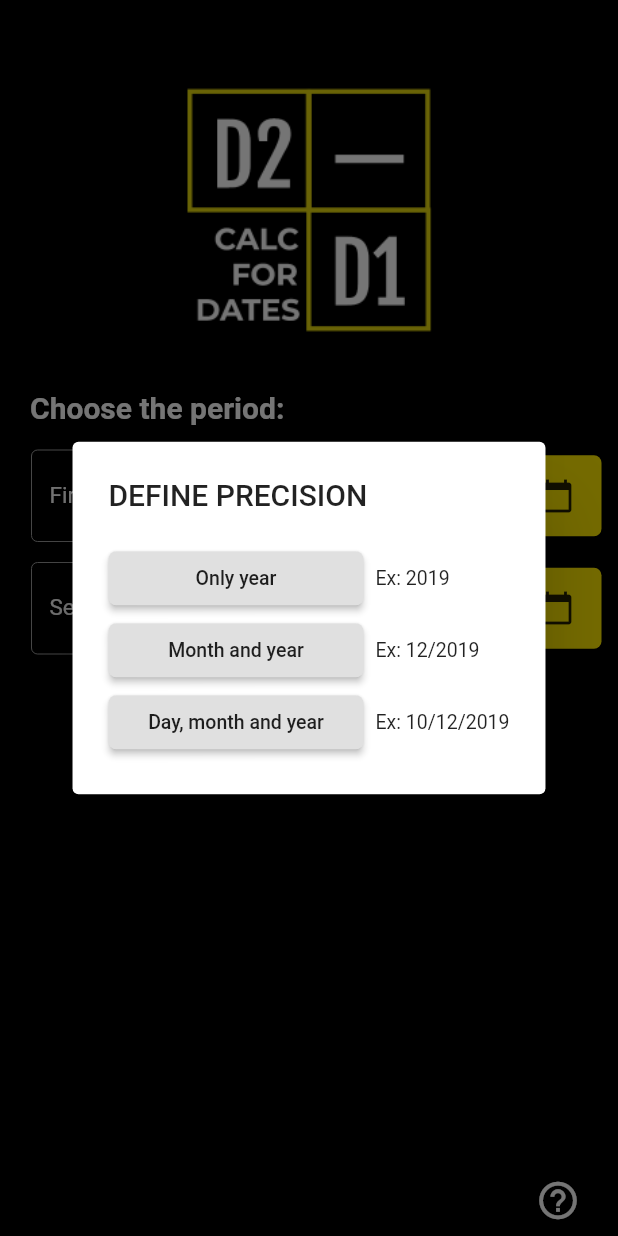
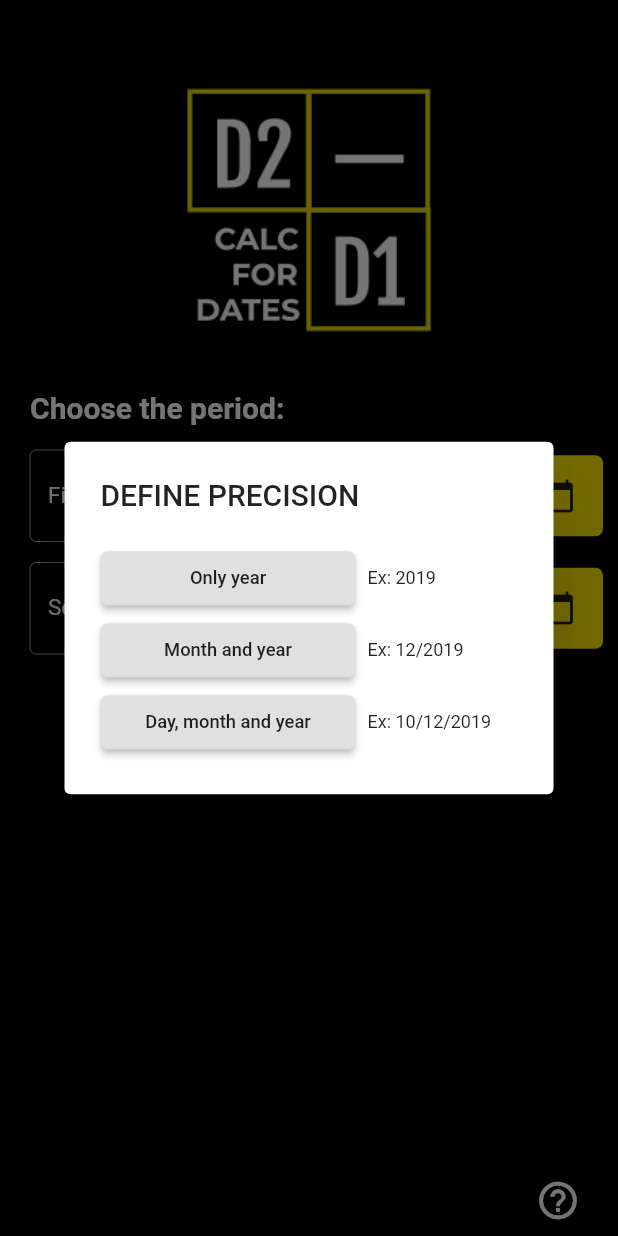
Before and after one commit to caiodepaulasilva/CalcDate, a Flutter app: the screen it shows after launch, after a tap on the "calendar today" icon, on a phone screen of 412 x 824 dp. Run offline on Flutter 3.47's test engine with Material 2 defaults, Android fonts, the phone set to English and light mode, and no system bars; our stand-ins replace font_awesome_flutter; missing offline and left inert: flutter_cupertino_date_picker.

Commit message:
novo formato de entrada

```diff
--- a/lib/language/en.json
+++ b/lib/language/en.json
@@ -25,5 +25,5 @@
     "Button 1 - DialogIdiom": "English",
     "Button 2 - DialogIdiom": "Portuguese",
     "Text - TitleAbout": "ABOUT",
-    "Text - DialogAbout": "In this application, we want to offer every several feature so you can manipulate and calculate dates.Enjoy! And thank you!"
+    "Text - DialogAbout": "In this application, we want to offer every several feature so you can manipulate and calculate dates.Enjoy! And thanks."
 }
--- a/lib/language/pt.json
+++ b/lib/language/pt.json
@@ -25,5 +25,5 @@
     "Button 1 - DialogIdiom": "Inglês",
     "Button 2 - DialogIdiom": "Português",
     "Text - TitleAbout": "SOBRE",
-    "Text - DialogAbout": "Nesta aplicação, queremos oferecer todos os recursos para que você possa manipular e calcular datas. Aprecie!\nE obrigado!"
+    "Text - DialogAbout": "Nesta aplicação, queremos oferecer diversos recursos para que você possa manipular e calcular datas. Aprecie! E obrigado."
 }
--- a/lib/pages/components/calculate.dart
+++ b/lib/pages/components/calculate.dart
@@ -5,11 +5,13 @@ import 'package:dateCalculator/localization/localizations.dart';
 class Calculate extends StatelessWidget {
   final DateTime firstDate;
   final DateTime secondDate;
+  final bool state;
   final List<int> resultados = List<int>();
 
-  Calculate(DateTime firstDate, DateTime secondDate)
+  Calculate(DateTime firstDate, DateTime secondDate, bool state)
       : this.firstDate = firstDate,
-        this.secondDate = secondDate;
+        this.secondDate = secondDate,
+        this.state = state;
 
   @override
   Widget build(BuildContext context) {
@@ -143,11 +145,13 @@ class Calculate extends StatelessWidget {
                 color: Colors.yellowAccent[400],
                 splashColor: Colors.limeAccent[300],
                 onPressed: () {
-                  Navigator.push(
-                      context,
-                      MaterialPageRoute(
-                          builder: (contexto) =>
-                              ResultPage(results: calcular())));
+                  if (state) {
+                    Navigator.push(
+                        context,
+                        MaterialPageRoute(
+                            builder: (contexto) =>
+                                ResultPage(results: calcular())));
+                  } else {}
                 },
                 child: Text(
                     MyLocalizations.of(context).trans('Button - HomePage'),
--- a/lib/pages/components/inputDate.dart
+++ b/lib/pages/components/inputDate.dart
@@ -20,6 +20,7 @@ class _InputDateState extends State<InputDate> {
   int precision2;
   final inputDate1 = TextEditingController();
   final inputDate2 = TextEditingController();
+  bool calculateEnabled = false;
 
   void initState() {
     super.initState();
@@ -50,15 +51,21 @@ class _InputDateState extends State<InputDate> {
 
     return Column(
       children: <Widget>[
-        Row(
+        Padding(
+          padding: EdgeInsets.symmetric(horizontal: 10),
+          child: Row(
             mainAxisAlignment: MainAxisAlignment.center,
             crossAxisAlignment: CrossAxisAlignment.center,
             children: <Widget>[
-            Container(
+              Expanded(
+                flex: 2,
+                child: Container(
                   alignment: Alignment.bottomCenter,
                   margin: EdgeInsets.symmetric(vertical: 0.0, horizontal: 10.0),
-              width: 310,
+                  width: 30,
                   child: TextField(
+                    autofocus: false,
+                    readOnly: true,
                     textInputAction: TextInputAction.done,
                     scrollPadding: EdgeInsets.all(110),
                     keyboardAppearance: Brightness.dark,
@@ -71,8 +78,13 @@ class _InputDateState extends State<InputDate> {
                     decoration: InputDecoration(
                       suffixIcon: IconButton(
                         onPressed: () {
-                      WidgetsBinding.instance
-                          .addPostFrameCallback((_) => inputDate1.clear());
+                          WidgetsBinding.instance.addPostFrameCallback((_) {
+                            setState(() {
+                              date1 = date1;
+                              inputDate1.clear();
+                              calculateEnabled = false;
+                            });
+                          });
                         },
                         icon: Icon(
                           Icons.close,
@@ -83,14 +95,16 @@ class _InputDateState extends State<InputDate> {
                         borderSide:
                             const BorderSide(color: Colors.grey, width: 0.0),
                       ),
-                  labelStyle: TextStyle(fontSize: 15.0, color: Colors.white),
+                      labelStyle:
+                          TextStyle(fontSize: 15.0, color: Colors.white),
                       border: const OutlineInputBorder(
-                      borderSide:
-                          const BorderSide(color: Colors.white, width: 0.0)),
+                          borderSide: const BorderSide(
+                              color: Colors.white, width: 0.0)),
                       labelText: MyLocalizations.of(context)
                           .trans("EntryDate 1 - HomePage"),
                     ),
                     textAlign: TextAlign.start,
+                  ),
                 ),
               ),
               Container(
@@ -115,22 +129,32 @@ class _InputDateState extends State<InputDate> {
                         precision1 = Map.castFrom(choiceMenu)['precision'];
 
                         inputDate1.text = textController(date1, precision1);
+
+                        if (inputDate2.text.length != 0 &&
+                            inputDate1.text.length != 0) {
+                          calculateEnabled = true;
+                        }
                       }
                     }),
               ),
             ],
           ),
-        Row(
+        ),
+        Padding(
+          padding: EdgeInsets.symmetric(horizontal: 10),
+          child: Row(
             mainAxisAlignment: MainAxisAlignment.center,
             crossAxisAlignment: CrossAxisAlignment.center,
             children: <Widget>[
-            Container(
+              Expanded(
+                flex: 2,
+                child: Container(
                   alignment: Alignment.bottomCenter,
                   margin: EdgeInsets.symmetric(vertical: 0.0, horizontal: 10.0),
                   width: 310,
                   child: TextField(
-                // toolbarOptions: ToolbarOptions(
-                //     copy: false, paste: false, selectAll: true, cut: false),
+                    readOnly: true,
+                    autofocus: false,
                     textInputAction: TextInputAction.done,
                     scrollPadding: EdgeInsets.all(110),
                     cursorColor: Colors.white,
@@ -144,8 +168,13 @@ class _InputDateState extends State<InputDate> {
                     decoration: InputDecoration(
                       suffixIcon: IconButton(
                         onPressed: () {
-                      WidgetsBinding.instance
-                          .addPostFrameCallback((_) => inputDate2.clear());
+                          WidgetsBinding.instance.addPostFrameCallback((_) {
+                            setState(() {
+                              date2 = date2;
+                              inputDate2.clear();
+                              calculateEnabled = false;
+                            });
+                          });
                         },
                         icon: Icon(
                           Icons.close,
@@ -156,14 +185,16 @@ class _InputDateState extends State<InputDate> {
                         borderSide:
                             const BorderSide(color: Colors.grey, width: 0.0),
                       ),
-                  labelStyle: TextStyle(fontSize: 15.0, color: Colors.white),
+                      labelStyle:
+                          TextStyle(fontSize: 15.0, color: Colors.white),
                       border: const OutlineInputBorder(
-                      borderSide:
-                          const BorderSide(color: Colors.white, width: 0.0)),
+                          borderSide: const BorderSide(
+                              color: Colors.white, width: 0.0)),
                       labelText: MyLocalizations.of(context)
                           .trans("EntryDate 2 - HomePage"),
                     ),
                     textAlign: TextAlign.start,
+                  ),
                 ),
               ),
               Container(
@@ -188,15 +219,21 @@ class _InputDateState extends State<InputDate> {
                         precision2 = Map.castFrom(choiceMenu)['precision'];
 
                         inputDate2.text = textController(date2, precision2);
+
+                        if (inputDate2.text.length != 0 &&
+                            inputDate1.text.length != 0) {
+                          calculateEnabled = true;
+                        }
                       }
                     }),
               ),
             ],
           ),
+        ),
         Padding(
           padding: EdgeInsets.only(top: 25),
         ),
-        Calculate(date1, date2),
+        Calculate(date1, date2,calculateEnabled),
         Padding(
           padding: EdgeInsets.only(bottom: 25),
         ),
--- a/lib/pages/menus/choiceMenu.dart
+++ b/lib/pages/menus/choiceMenu.dart
@@ -40,7 +40,9 @@ class _ChoiceMenuState extends State<ChoiceMenu> {
             crossAxisAlignment: CrossAxisAlignment.start,
             children: <Widget>[
               Row(mainAxisSize: MainAxisSize.max, children: <Widget>[
-                Container(
+                Expanded(
+                  flex: 1,
+                  child: Container(
                       width: 170,
                       child: RaisedButton(
                           shape: RoundedRectangleBorder(
@@ -51,19 +53,26 @@ class _ChoiceMenuState extends State<ChoiceMenu> {
                           highlightColor: Colors.yellowAccent[400],
                           disabledTextColor: Colors.black,
                           disabledElevation: 5,
-                        child: Text(MyLocalizations.of(context).trans("Button 1 - DialogPrecision"),
-                            style: TextStyle(fontSize: 13)),
+                          child: Text(
+                              MyLocalizations.of(context)
+                                  .trans("Button 1 - DialogPrecision"),
+                              style: TextStyle(fontSize: 12.25)),
                           onPressed: () {
                             inputData(1);
                           })),
+                ),
                 Padding(padding: EdgeInsets.symmetric(horizontal: 4.0)),
-                Text(
+                Container(
+                    width: 100,
+                    child: Text(
                       "Ex: 2019",
-                  style: (TextStyle(fontSize: 13)),
-                )
+                      style: (TextStyle(fontSize: 12)),
+                    ))
               ]),
               Row(children: <Widget>[
-                Container(
+                Expanded(
+                  flex: 1,
+                  child: Container(
                     width: 170,
                     child: RaisedButton(
                         shape: RoundedRectangleBorder(
@@ -74,20 +83,27 @@ class _ChoiceMenuState extends State<ChoiceMenu> {
                         highlightColor: Colors.yellowAccent[400],
                         disabledTextColor: Colors.black,
                         disabledElevation: 5,
-                      child:
-                          Text(MyLocalizations.of(context).trans("Button 2 - DialogPrecision"), style: TextStyle(fontSize: 13)),
+                        child: Text(
+                            MyLocalizations.of(context)
+                                .trans("Button 2 - DialogPrecision"),
+                            style: TextStyle(fontSize: 12.25)),
                         onPressed: () {
                           inputData(2);
                         }),
                   ),
+                ),
                 Padding(padding: EdgeInsets.symmetric(horizontal: 4.0)),
-                Text(
+                Container(
+                    width: 100,
+                    child: Text(
                       "Ex: 12/2019",
-                  style: (TextStyle(fontSize: 13)),
-                ),
+                      style: (TextStyle(fontSize: 12)),
+                    )),
               ]),
               Row(children: <Widget>[
-                Container(
+                Expanded(
+                  flex: 1,
+                  child: Container(
                       width: 170,
                       child: RaisedButton(
                           shape: RoundedRectangleBorder(
@@ -98,16 +114,21 @@ class _ChoiceMenuState extends State<ChoiceMenu> {
                           highlightColor: Colors.yellowAccent[400],
                           disabledTextColor: Colors.black,
                           disabledElevation: 5,
-                        child: Text(MyLocalizations.of(context).trans("Button 3 - DialogPrecision"),
-                            style: TextStyle(fontSize: 13)),
+                          child: Text(
+                              MyLocalizations.of(context)
+                                  .trans("Button 3 - DialogPrecision"),
+                              style: TextStyle(fontSize: 12.25)),
                           onPressed: () {
                             inputData(3);
                           })),
+                ),
                 Padding(padding: EdgeInsets.symmetric(horizontal: 4.0)),
-                Text(
+                Container(
+                    width: 100,
+                    child: Text(
                       "Ex: 10/12/2019",
-                  style: (TextStyle(fontSize: 13)),
-                )
+                      style: (TextStyle(fontSize: 12)),
+                    ))
               ])
             ]));
   }
--- a/pubspec.yaml
+++ b/pubspec.yaml
@@ -22,7 +22,6 @@ dependencies:
   flutter_localizations:
     sdk: flutter
   flutter_cupertino_date_picker: ^1.0.11
-  flutter_masked_text: ^0.7.0
   font_awesome_flutter: "any"
 
   # shared_preferences: ^0.4.0
```
Also changed, not shown: lib/pages/menus/calendarMenu.dart (+18 -13 lines), pubspec.lock, 1 other file. Lines whose indentation alone changed are shown as unchanged.
